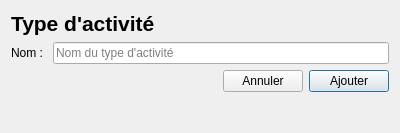
Above: GUI/type_activite.ui from samueldrouin/PyGuide before the change. Below: the same form after it.
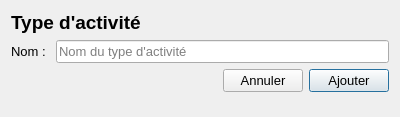
That is the form after the change.

Commit message: Changement de la police pour Segoe UI pour une meilleure apparence sur Windows

The edit to the form file:
```diff
--- a/GUI/type_activite.ui
+++ b/GUI/type_activite.ui
@@ -7,9 +7,21 @@
     <x>0</x>
     <y>0</y>
     <width>400</width>
-    <height>133</height>
+    <height>117</height>
    </rect>
   </property>
+  <property name="minimumSize">
+   <size>
+    <width>400</width>
+    <height>117</height>
+   </size>
+  </property>
+  <property name="font">
+   <font>
+    <family>Segoe UI</family>
+    <pointsize>10</pointsize>
+   </font>
+  </property>
   <property name="windowTitle">
    <string>Type d'activité</string>
   </property>
@@ -24,7 +36,7 @@
      </property>
      <property name="font">
       <font>
-       <pointsize>16</pointsize>
+       <pointsize>14</pointsize>
        <weight>75</weight>
        <bold>true</bold>
       </font>
```
The commit also changes 19 other files.
